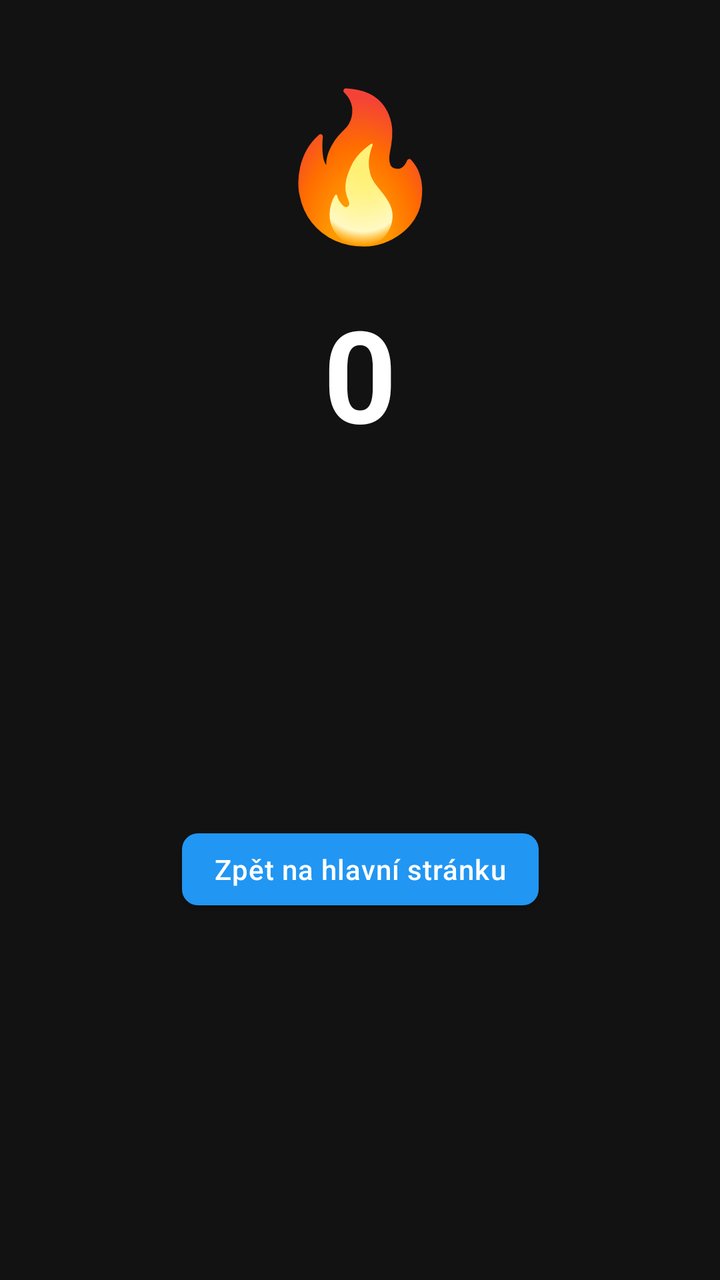
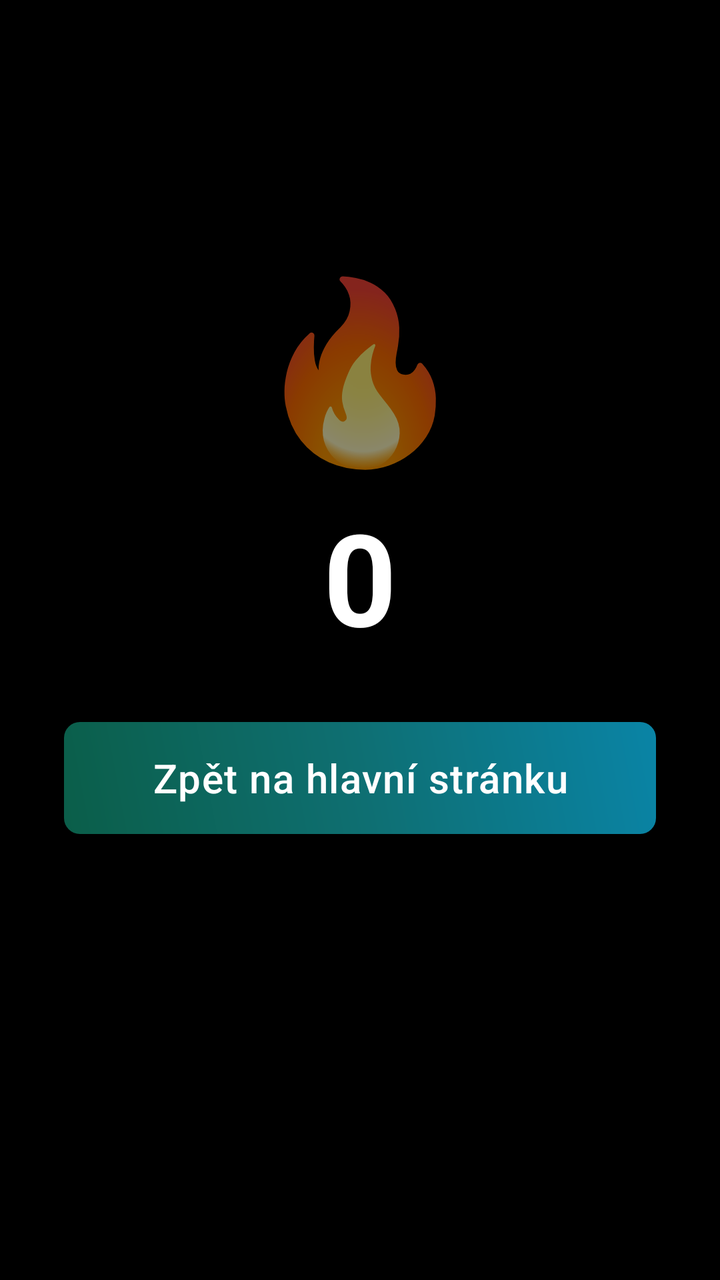

Two renders of the same Android screen: before a commit and after it. Below are the layout's source before the change and the commit's diff.
<!-- AndroidManifest.xml: application theme Theme.Autokolk.NoActionBar -->
<!-- res/layout/activity_streak.xml -->
<?xml version="1.0" encoding="utf-8"?>
<androidx.constraintlayout.widget.ConstraintLayout xmlns:android="http://schemas.android.com/apk/res/android"
    xmlns:app="http://schemas.android.com/apk/res-auto"
    android:layout_width="match_parent"
    android:layout_height="match_parent"
    android:padding="32dp">

    <TextView
        android:id="@+id/streakFlame"
        android:layout_width="wrap_content"
        android:layout_height="wrap_content"
        android:text="🔥"
        android:textSize="72sp"
        android:textColor="@color/text_primary"
        app:layout_constraintTop_toTopOf="parent"
        app:layout_constraintStart_toStartOf="parent"
        app:layout_constraintEnd_toEndOf="parent"/>

    <TextView
        android:id="@+id/streakNumber"
        android:layout_width="wrap_content"
        android:layout_height="wrap_content"
        android:text="0"
        android:textSize="64sp"
        android:textStyle="bold"
        android:textColor="@color/text_primary"
        app:layout_constraintTop_toBottomOf="@id/streakFlame"
        app:layout_constraintStart_toStartOf="parent"
        app:layout_constraintEnd_toEndOf="parent"
        android:layout_marginTop="16dp"/>

    <com.google.android.material.button.MaterialButton
        android:id="@+id/backHomeButton"
        android:layout_width="wrap_content"
        android:layout_height="wrap_content"
        android:text="Zpět na hlavní stránku"
        android:textColor="@color/text_primary"
        android:layout_marginTop="32dp"
        app:layout_constraintTop_toBottomOf="@id/streakNumber"
        app:layout_constraintStart_toStartOf="parent"
        app:layout_constraintEnd_toEndOf="parent"
        app:layout_constraintBottom_toBottomOf="parent"/>

</androidx.constraintlayout.widget.ConstraintLayout>
<!-- resources referenced by this layout -->
<resources>
  <color name="text_primary">#FFFFFF</color>
  <style name="Theme.Autokolk.NoActionBar" parent="Theme.Autokolk">
          <item name="windowActionBar">false</item>
          <item name="windowNoTitle">true</item>
      </style>
  <style name="Theme.Autokolk" parent="Theme.MaterialComponents.DayNight.NoActionBar">
          
          <item name="colorPrimary">@color/primary</item>
          <item name="colorPrimaryVariant">@color/primary_dark</item>
          <item name="colorOnPrimary">@color/white</item>
          
          
          <item name="colorSecondary">@color/secondary</item>
          <item name="colorSecondaryVariant">@color/secondary_dark</item>
          <item name="colorOnSecondary">@color/black</item>
          
          
          <item name="android:statusBarColor">@color/black</item>
          <item name="android:navigationBarColor">@color/black</item>
          <item name="android:windowLightStatusBar">false</item>
          
          
          <item name="android:windowBackground">@color/background</item>
          <item name="colorSurface">@color/surface</item>
          <item name="colorOnSurface">@color/text_primary</item>
          
          
          <item name="colorControlHighlight">@color/button_pressed</item>
          
          
          <item name="android:textColorPrimary">@color/text_primary</item>
          <item name="android:textColorSecondary">@color/text_secondary</item>
          
          
          <item name="materialButtonStyle">@style/Widget.Autokolk.Button</item>
      </style>
  <color name="primary">#2196F3</color>
  <color name="primary_dark">#1976D2</color>
  <color name="white">#FFFFFFFF</color>
  <color name="secondary">#FFC107</color>
  <color name="secondary_dark">#FFA000</color>
  <color name="black">#FF000000</color>
  <color name="background">#121212</color>
  <color name="surface">#FF4CAF50</color>
  <color name="button_pressed">#4D666666</color>
  <color name="text_secondary">#B3FFFFFF</color>
  <style name="Widget.Autokolk.Button" parent="Widget.MaterialComponents.Button">
          <item name="backgroundTint">@color/button_normal</item>
          <item name="android:textColor">@color/text_primary</item>
          <item name="rippleColor">@color/button_pressed</item>
          <item name="cornerRadius">8dp</item>
          <item name="android:letterSpacing">0.025</item>
          <item name="android:textAllCaps">false</item>
      </style>
  <color name="button_normal">#2196F3</color>
</resources>

<!-- the commit's change to res/layout/activity_streak.xml (unified diff, before → after) -->
@@ -3,6 +3,7 @@
     xmlns:app="http://schemas.android.com/apk/res-auto"
     android:layout_width="match_parent"
     android:layout_height="match_parent"
+    android:background="@color/black"
     android:padding="32dp">
 
     <TextView
@@ -10,11 +11,14 @@
         android:layout_width="wrap_content"
         android:layout_height="wrap_content"
         android:text="🔥"
-        android:textSize="72sp"
-        android:textColor="@color/text_primary"
+        android:textSize="88sp"
+        android:includeFontPadding="false"
         app:layout_constraintTop_toTopOf="parent"
         app:layout_constraintStart_toStartOf="parent"
-        app:layout_constraintEnd_toEndOf="parent"/>
+        app:layout_constraintEnd_toEndOf="parent"
+        app:layout_constraintBottom_toTopOf="@id/streakNumber"
+        app:layout_constraintVertical_chainStyle="packed"
+        app:layout_constraintVertical_bias="0.35" />
 
     <TextView
         android:id="@+id/streakNumber"
@@ -23,22 +27,32 @@
         android:text="0"
         android:textSize="64sp"
         android:textStyle="bold"
-        android:textColor="@color/text_primary"
+        android:textColor="@color/white"
+        android:includeFontPadding="false"
         app:layout_constraintTop_toBottomOf="@id/streakFlame"
         app:layout_constraintStart_toStartOf="parent"
         app:layout_constraintEnd_toEndOf="parent"
-        android:layout_marginTop="16dp"/>
+        app:layout_constraintBottom_toTopOf="@id/backHomeButton"
+        android:layout_marginTop="16dp" />
 
     <com.google.android.material.button.MaterialButton
         android:id="@+id/backHomeButton"
-        android:layout_width="wrap_content"
+        style="@style/Widget.MaterialComponents.Button"
+        android:layout_width="0dp"
         android:layout_height="wrap_content"
+        android:minHeight="56dp"
+        android:minWidth="220dp"
         android:text="Zpět na hlavní stránku"
-        android:textColor="@color/text_primary"
+        android:textAllCaps="false"
+        android:textSize="20sp"
+        android:textColor="@color/white"
+        android:background="@drawable/button_gradient_green_blue"
+        app:backgroundTint="@null"
+        app:rippleColor="@color/button_pressed"
         android:layout_marginTop="32dp"
         app:layout_constraintTop_toBottomOf="@id/streakNumber"
         app:layout_constraintStart_toStartOf="parent"
         app:layout_constraintEnd_toEndOf="parent"
-        app:layout_constraintBottom_toBottomOf="parent"/>
+        app:layout_constraintBottom_toBottomOf="parent" />
 
 </androidx.constraintlayout.widget.ConstraintLayout>
<!-- resource entries referenced after the edit -->
@@ -5,7 +5,8 @@
           <item name="windowActionBar">false</item>
           <item name="windowNoTitle">true</item>
       </style>
-  <style name="Theme.Autokolk" parent="Theme.MaterialComponents.DayNight.NoActionBar">
+  <style name="Theme.Autokolk" parent="Theme.Autokolk.Base" />
+  <style name="Theme.Autokolk.Base" parent="Theme.MaterialComponents.DayNight.NoActionBar">
           
           <item name="colorPrimary">@color/primary</item>
           <item name="colorPrimaryVariant">@color/primary_dark</item>
@@ -39,6 +40,19 @@
   <color name="primary">#2196F3</color>
   <color name="primary_dark">#1976D2</color>
   <color name="white">#FFFFFFFF</color>
+  <!-- drawable button_gradient_green_blue (drawable) -->
+  <?xml version="1.0" encoding="utf-8"?>
+  <shape xmlns:android="http://schemas.android.com/apk/res/android"
+      android:shape="rectangle">
+      <corners android:radius="8dp" />
+      <gradient
+          android:type="linear"
+          android:angle="45"
+          android:startColor="#0b5e49"
+          android:centerColor="#0E6F72"
+          android:endColor="#0A84A6"
+          android:useLevel="false" />
+  </shape>
   <color name="secondary">#FFC107</color>
   <color name="secondary_dark">#FFA000</color>
   <color name="black">#FF000000</color>
